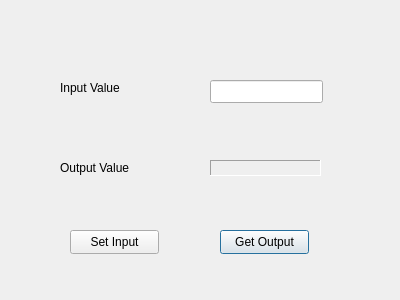
Above: ioset.ui from lgc0208/simulationDemo before the change. Below: the same form after it.
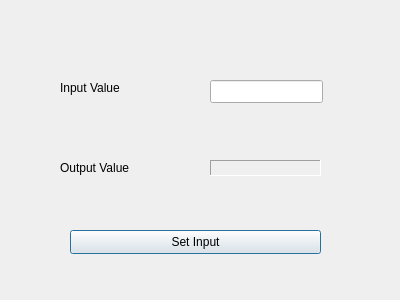
That is the form after the change.

```diff
--- a/ioset.ui
+++ b/ioset.ui
@@ -58,19 +58,6 @@
     <string/>
    </property>
   </widget>
-  <widget class="QPushButton" name="GetOutput">
-   <property name="geometry">
-    <rect>
-     <x>220</x>
-     <y>230</y>
-     <width>89</width>
-     <height>24</height>
-    </rect>
-   </property>
-   <property name="text">
-    <string>Get Output</string>
-   </property>
-  </widget>
   <widget class="QLineEdit" name="inputValue">
    <property name="geometry">
     <rect>
@@ -86,7 +73,7 @@
     <rect>
      <x>70</x>
      <y>230</y>
-     <width>89</width>
+     <width>251</width>
      <height>24</height>
     </rect>
    </property>
```
